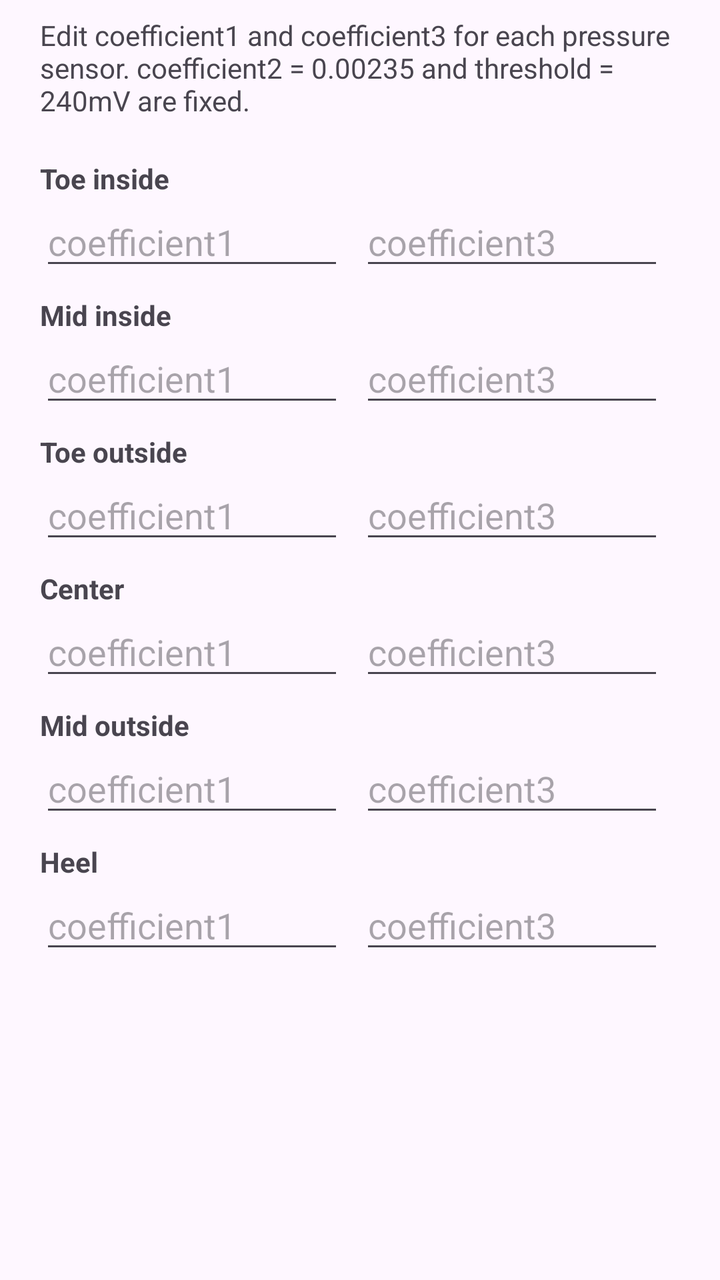
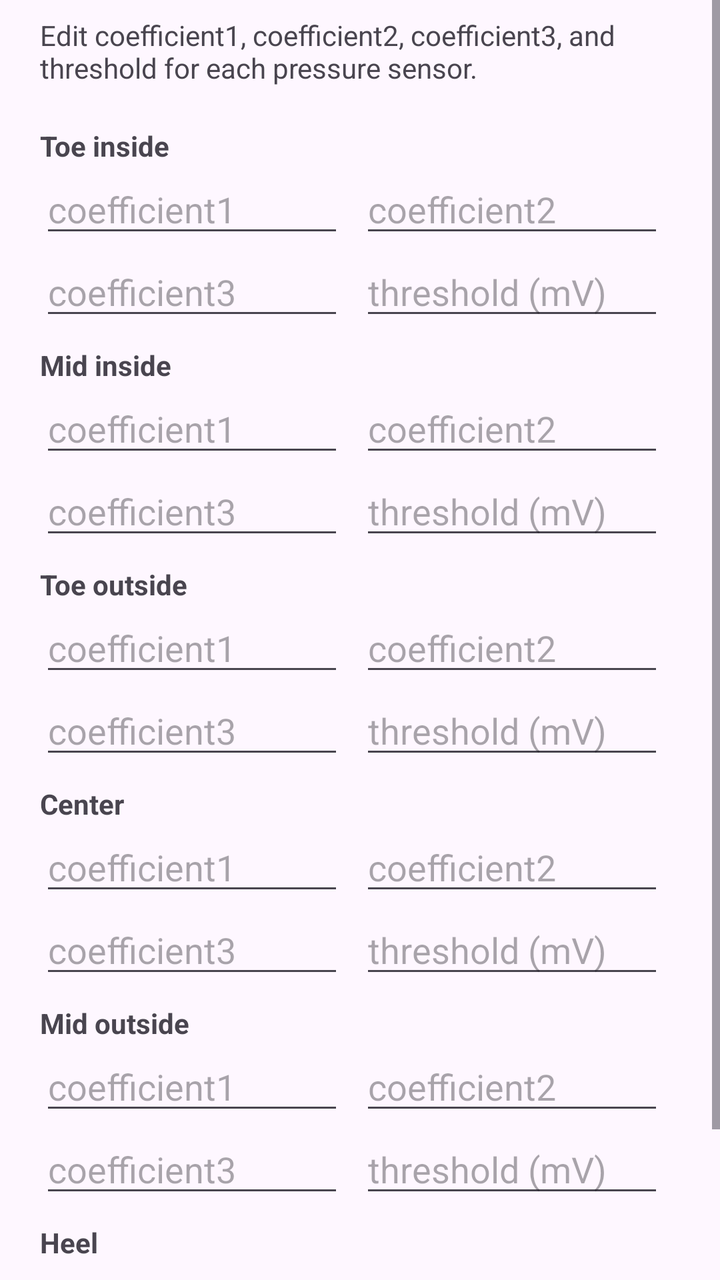

Two renders of the same Android screen: before a commit and after it. Below are the layout's source before the change and the commit's diff.
<!-- AndroidManifest.xml: application theme Theme.ORPHECORESDKForAndroid -->
<!-- res/layout/dialog_pressure_calibration.xml -->
<?xml version="1.0" encoding="utf-8"?>
<ScrollView xmlns:android="http://schemas.android.com/apk/res/android"
    android:layout_width="match_parent"
    android:layout_height="wrap_content"
    android:fillViewport="true">

    <LinearLayout
        android:layout_width="match_parent"
        android:layout_height="wrap_content"
        android:orientation="vertical"
        android:paddingHorizontal="20dp"
        android:paddingTop="8dp"
        android:paddingBottom="12dp">

        <TextView
            android:layout_width="match_parent"
            android:layout_height="wrap_content"
            android:layout_marginBottom="12dp"
            android:text="Edit coefficient1 and coefficient3 for each pressure sensor. coefficient2 = 0.00235 and threshold = 240mV are fixed."
            android:textSize="14sp" />

        <TextView
            style="@style/PressureCalibrationSensorLabel"
            android:text="Toe inside" />

        <LinearLayout style="@style/PressureCalibrationInputRow">
            <EditText
                android:id="@+id/input_toe_inside_c1"
                style="@style/PressureCalibrationInput"
                android:hint="coefficient1" />
            <EditText
                android:id="@+id/input_toe_inside_c3"
                style="@style/PressureCalibrationInput"
                android:hint="coefficient3" />
        </LinearLayout>

        <TextView
            style="@style/PressureCalibrationSensorLabel"
            android:text="Mid inside" />

        <LinearLayout style="@style/PressureCalibrationInputRow">
            <EditText
                android:id="@+id/input_mid_inside_c1"
                style="@style/PressureCalibrationInput"
                android:hint="coefficient1" />
            <EditText
                android:id="@+id/input_mid_inside_c3"
                style="@style/PressureCalibrationInput"
                android:hint="coefficient3" />
        </LinearLayout>

        <TextView
            style="@style/PressureCalibrationSensorLabel"
            android:text="Toe outside" />

        <LinearLayout style="@style/PressureCalibrationInputRow">
            <EditText
                android:id="@+id/input_toe_outside_c1"
                style="@style/PressureCalibrationInput"
                android:hint="coefficient1" />
            <EditText
                android:id="@+id/input_toe_outside_c3"
                style="@style/PressureCalibrationInput"
                android:hint="coefficient3" />
        </LinearLayout>

        <TextView
            style="@style/PressureCalibrationSensorLabel"
            android:text="Center" />

        <LinearLayout style="@style/PressureCalibrationInputRow">
            <EditText
                android:id="@+id/input_center_c1"
                style="@style/PressureCalibrationInput"
                android:hint="coefficient1" />
            <EditText
                android:id="@+id/input_center_c3"
                style="@style/PressureCalibrationInput"
                android:hint="coefficient3" />
        </LinearLayout>

        <TextView
            style="@style/PressureCalibrationSensorLabel"
            android:text="Mid outside" />

        <LinearLayout style="@style/PressureCalibrationInputRow">
            <EditText
                android:id="@+id/input_mid_outside_c1"
                style="@style/PressureCalibrationInput"
                android:hint="coefficient1" />
            <EditText
                android:id="@+id/input_mid_outside_c3"
                style="@style/PressureCalibrationInput"
                android:hint="coefficient3" />
        </LinearLayout>

        <TextView
            style="@style/PressureCalibrationSensorLabel"
            android:text="Heel" />

        <LinearLayout style="@style/PressureCalibrationInputRow">
            <EditText
                android:id="@+id/input_heel_c1"
                style="@style/PressureCalibrationInput"
                android:hint="coefficient1" />
            <EditText
                android:id="@+id/input_heel_c3"
                style="@style/PressureCalibrationInput"
                android:hint="coefficient3" />
        </LinearLayout>
    </LinearLayout>
</ScrollView>
<!-- resources referenced by this layout -->
<resources>
  <style name="PressureCalibrationInput">
          <item name="android:layout_width">0dp</item>
          <item name="android:layout_height">wrap_content</item>
          <item name="android:layout_weight">1</item>
          <item name="android:layout_marginEnd">8dp</item>
          <item name="android:inputType">numberDecimal|numberSigned</item>
          <item name="android:selectAllOnFocus">true</item>
          <item name="android:singleLine">true</item>
      </style>
  <style name="PressureCalibrationInputRow">
          <item name="android:layout_width">match_parent</item>
          <item name="android:layout_height">wrap_content</item>
          <item name="android:orientation">horizontal</item>
      </style>
  <style name="PressureCalibrationSensorLabel">
          <item name="android:layout_width">match_parent</item>
          <item name="android:layout_height">wrap_content</item>
          <item name="android:layout_marginTop">8dp</item>
          <item name="android:textStyle">bold</item>
      </style>
  <style name="Theme.ORPHECORESDKForAndroid" parent="Base.Theme.ORPHECORESDKForAndroid" />
  <style name="Base.Theme.ORPHECORESDKForAndroid" parent="Theme.Material3.DayNight.NoActionBar">
          
          
      </style>
</resources>

<!-- the commit's change to res/layout/dialog_pressure_calibration.xml (unified diff, before → after) -->
@@ -16,7 +16,7 @@
             android:layout_width="match_parent"
             android:layout_height="wrap_content"
             android:layout_marginBottom="12dp"
-            android:text="Edit coefficient1 and coefficient3 for each pressure sensor. coefficient2 = 0.00235 and threshold = 240mV are fixed."
+            android:text="Edit coefficient1, coefficient2, coefficient3, and threshold for each pressure sensor."
             android:textSize="14sp" />
 
         <TextView
@@ -29,9 +29,19 @@
                 style="@style/PressureCalibrationInput"
                 android:hint="coefficient1" />
             <EditText
+                android:id="@+id/input_toe_inside_c2"
+                style="@style/PressureCalibrationInput"
+                android:hint="coefficient2" />
+        </LinearLayout>
+        <LinearLayout style="@style/PressureCalibrationInputRow">
+            <EditText
                 android:id="@+id/input_toe_inside_c3"
                 style="@style/PressureCalibrationInput"
                 android:hint="coefficient3" />
+            <EditText
+                android:id="@+id/input_toe_inside_threshold"
+                style="@style/PressureCalibrationInput"
+                android:hint="threshold (mV)" />
         </LinearLayout>
 
         <TextView
@@ -44,9 +54,19 @@
                 style="@style/PressureCalibrationInput"
                 android:hint="coefficient1" />
             <EditText
+                android:id="@+id/input_mid_inside_c2"
+                style="@style/PressureCalibrationInput"
+                android:hint="coefficient2" />
+        </LinearLayout>
+        <LinearLayout style="@style/PressureCalibrationInputRow">
+            <EditText
                 android:id="@+id/input_mid_inside_c3"
                 style="@style/PressureCalibrationInput"
                 android:hint="coefficient3" />
+            <EditText
+                android:id="@+id/input_mid_inside_threshold"
+                style="@style/PressureCalibrationInput"
+                android:hint="threshold (mV)" />
         </LinearLayout>
 
         <TextView
@@ -59,9 +79,19 @@
                 style="@style/PressureCalibrationInput"
                 android:hint="coefficient1" />
             <EditText
+                android:id="@+id/input_toe_outside_c2"
+                style="@style/PressureCalibrationInput"
+                android:hint="coefficient2" />
+        </LinearLayout>
+        <LinearLayout style="@style/PressureCalibrationInputRow">
+            <EditText
                 android:id="@+id/input_toe_outside_c3"
                 style="@style/PressureCalibrationInput"
                 android:hint="coefficient3" />
+            <EditText
+                android:id="@+id/input_toe_outside_threshold"
+                style="@style/PressureCalibrationInput"
+                android:hint="threshold (mV)" />
         </LinearLayout>
 
         <TextView
@@ -74,9 +104,19 @@
                 style="@style/PressureCalibrationInput"
                 android:hint="coefficient1" />
             <EditText
+                android:id="@+id/input_center_c2"
+                style="@style/PressureCalibrationInput"
+                android:hint="coefficient2" />
+        </LinearLayout>
+        <LinearLayout style="@style/PressureCalibrationInputRow">
+            <EditText
                 android:id="@+id/input_center_c3"
                 style="@style/PressureCalibrationInput"
                 android:hint="coefficient3" />
+            <EditText
+                android:id="@+id/input_center_threshold"
+                style="@style/PressureCalibrationInput"
+                android:hint="threshold (mV)" />
         </LinearLayout>
 
         <TextView
@@ -89,9 +129,19 @@
                 style="@style/PressureCalibrationInput"
                 android:hint="coefficient1" />
             <EditText
+                android:id="@+id/input_mid_outside_c2"
+                style="@style/PressureCalibrationInput"
+                android:hint="coefficient2" />
+        </LinearLayout>
+        <LinearLayout style="@style/PressureCalibrationInputRow">
+            <EditText
                 android:id="@+id/input_mid_outside_c3"
                 style="@style/PressureCalibrationInput"
                 android:hint="coefficient3" />
+            <EditText
+                android:id="@+id/input_mid_outside_threshold"
+                style="@style/PressureCalibrationInput"
+                android:hint="threshold (mV)" />
         </LinearLayout>
 
         <TextView
@@ -104,9 +154,19 @@
                 style="@style/PressureCalibrationInput"
                 android:hint="coefficient1" />
             <EditText
+                android:id="@+id/input_heel_c2"
+                style="@style/PressureCalibrationInput"
+                android:hint="coefficient2" />
+        </LinearLayout>
+        <LinearLayout style="@style/PressureCalibrationInputRow">
+            <EditText
                 android:id="@+id/input_heel_c3"
                 style="@style/PressureCalibrationInput"
                 android:hint="coefficient3" />
+            <EditText
+                android:id="@+id/input_heel_threshold"
+                style="@style/PressureCalibrationInput"
+                android:hint="threshold (mV)" />
         </LinearLayout>
     </LinearLayout>
 </ScrollView>
